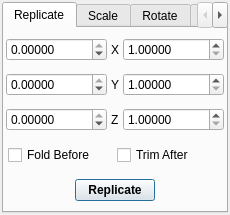
First picture: the form in branches/aten-md/src/gui/celltransform.ui, repository trisyoungs/aten, before the edit.
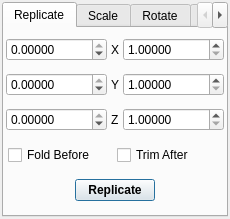
Second picture: the form after the edit. Icons and pictures are not drawn.

Patch:
```diff
--- a/branches/aten-md/src/gui/celltransform.ui
+++ b/branches/aten-md/src/gui/celltransform.ui
@@ -6,7 +6,7 @@
     <x>0</x>
     <y>0</y>
     <width>230</width>
-    <height>215</height>
+    <height>219</height>
    </rect>
   </property>
   <property name="windowTitle" >
@@ -28,6 +28,14 @@
       <number>0</number>
      </property>
      <widget class="QWidget" name="ReplicateTab" >
+      <property name="geometry" >
+       <rect>
+        <x>0</x>
+        <y>0</y>
+        <width>214</width>
+        <height>178</height>
+       </rect>
+      </property>
       <attribute name="title" >
        <string>Replicate</string>
       </attribute>
```
Left out of the diff: 283 changed lines with no effect on the pictures.
